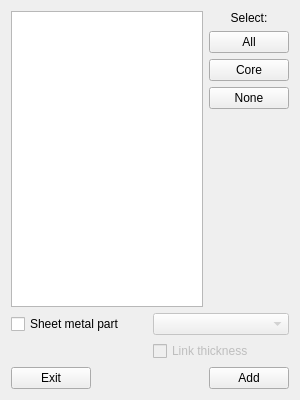
Qt form repo/ui/properties.ui (GS90/addFC) before a commit.
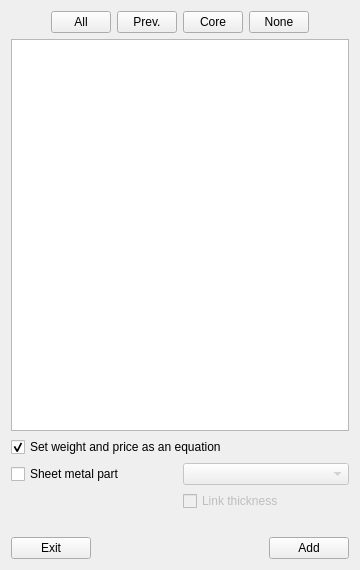
The same form after that commit.

Diff of the .ui file:
```diff
--- a/repo/ui/properties.ui
+++ b/repo/ui/properties.ui
@@ -7,14 +7,14 @@
    <rect>
     <x>0</x>
     <y>0</y>
-    <width>300</width>
-    <height>400</height>
+    <width>360</width>
+    <height>570</height>
    </rect>
   </property>
   <property name="minimumSize">
    <size>
-    <width>300</width>
-    <height>400</height>
+    <width>360</width>
+    <height>560</height>
    </size>
   </property>
   <property name="windowTitle">
@@ -22,41 +22,56 @@
   </property>
   <layout class="QVBoxLayout" name="verticalLayout">
    <item>
-    <layout class="QHBoxLayout" name="horizontalLayoutMain">
+    <layout class="QVBoxLayout" name="Main">
      <item>
-      <widget class="QListView" name="listView">
-       <property name="editTriggers">
-        <set>QAbstractItemView::NoEditTriggers</set>
-       </property>
-       <property name="alternatingRowColors">
-        <bool>true</bool>
-       </property>
-       <property name="selectionMode">
-        <enum>QAbstractItemView::SingleSelection</enum>
-       </property>
-      </widget>
-     </item>
-     <item>
-      <layout class="QVBoxLayout" name="verticalLayoutSelect">
+      <layout class="QHBoxLayout" name="Select">
        <item>
-        <widget class="QLabel" name="label">
-         <property name="text">
-          <string>Select:</string>
+        <spacer name="Left">
+         <property name="orientation">
+          <enum>Qt::Horizontal</enum>
          </property>
-         <property name="alignment">
-          <set>Qt::AlignCenter</set>
+         <property name="sizeHint" stdset="0">
+          <size>
+           <width>20</width>
+           <height>20</height>
+          </size>
          </property>
-        </widget>
+        </spacer>
        </item>
        <item>
         <widget class="QPushButton" name="pushButtonAll">
+         <property name="maximumSize">
+          <size>
+           <width>60</width>
+           <height>16777215</height>
+          </size>
+         </property>
          <property name="text">
           <string>All</string>
          </property>
         </widget>
        </item>
+       <item>
+        <widget class="QPushButton" name="pushButtonPrev">
+         <property name="maximumSize">
+          <size>
+           <width>60</width>
+           <height>16777215</height>
+          </size>
+         </property>
+         <property name="text">
+          <string>Prev.</string>
+         </property>
+        </widget>
+       </item>
        <item>
         <widget class="QPushButton" name="pushButtonCore">
+         <property name="maximumSize">
+          <size>
+           <width>60</width>
+           <height>16777215</height>
+          </size>
+         </property>
          <property name="text">
           <string>Core</string>
          </property>
@@ -64,30 +79,90 @@
        </item>
        <item>
         <widget class="QPushButton" name="pushButtonNone">
+         <property name="maximumSize">
+          <size>
+           <width>60</width>
+           <height>16777215</height>
+          </size>
+         </property>
          <property name="text">
           <string>None</string>
          </property>
         </widget>
        </item>
        <item>
-        <spacer name="verticalSpacer">
+        <spacer name="Right">
          <property name="orientation">
-          <enum>Qt::Vertical</enum>
+          <enum>Qt::Horizontal</enum>
          </property>
          <property name="sizeHint" stdset="0">
           <size>
            <width>20</width>
-           <height>40</height>
+           <height>20</height>
           </size>
          </property>
         </spacer>
        </item>
       </layout>
      </item>
+     <item>
+      <widget class="QTableWidget" name="tableWidget">
+       <property name="editTriggers">
+        <set>QAbstractItemView::CurrentChanged</set>
+       </property>
+       <property name="alternatingRowColors">
+        <bool>false</bool>
+       </property>
+       <property name="selectionMode">
+        <enum>QAbstractItemView::SingleSelection</enum>
+       </property>
+       <property name="wordWrap">
+        <bool>false</bool>
+       </property>
+       <property name="cornerButtonEnabled">
+        <bool>false</bool>
+       </property>
+       <attribute name="horizontalHeaderVisible">
+        <bool>false</bool>
+       </attribute>
+       <attribute name="horizontalHeaderMinimumSectionSize">
+        <number>100</number>
+       </attribute>
+       <attribute name="horizontalHeaderHighlightSections">
+        <bool>false</bool>
+       </attribute>
+       <attribute name="verticalHeaderVisible">
+        <bool>false</bool>
+       </attribute>
+       <attribute name="verticalHeaderMinimumSectionSize">
+        <number>22</number>
+       </attribute>
+       <attribute name="verticalHeaderHighlightSections">
+        <bool>false</bool>
+       </attribute>
+      </widget>
+     </item>
     </layout>
    </item>
    <item>
-    <layout class="QGridLayout" name="gridLayout">
+    <widget class="QCheckBox" name="checkBoxEq">
+     <property name="text">
+      <string>Set weight and price as an equation</string>
+     </property>
+     <property name="checked">
+      <bool>true</bool>
+     </property>
+    </widget>
+   </item>
+   <item>
+    <layout class="QGridLayout" name="SMP">
+     <item row="1" column="1">
+      <widget class="QComboBox" name="comboBoxSMP">
+       <property name="enabled">
+        <bool>false</bool>
+       </property>
+      </widget>
+     </item>
      <item row="1" column="0">
       <widget class="QCheckBox" name="checkBoxSMP">
        <property name="text">
@@ -95,13 +170,6 @@
        </property>
       </widget>
      </item>
-     <item row="1" column="1">
-      <widget class="QComboBox" name="comboBoxSMP">
-       <property name="enabled">
-        <bool>false</bool>
-       </property>
-      </widget>
-     </item>
      <item row="2" column="1">
       <widget class="QCheckBox" name="checkBoxLT">
        <property name="enabled">
@@ -115,7 +183,20 @@
     </layout>
    </item>
    <item>
-    <layout class="QHBoxLayout" name="horizontalLayout">
+    <widget class="QLabel" name="info">
+     <property name="styleSheet">
+      <string notr="true">color: #aa0000</string>
+     </property>
+     <property name="text">
+      <string/>
+     </property>
+     <property name="alignment">
+      <set>Qt::AlignCenter</set>
+     </property>
+    </widget>
+   </item>
+   <item>
+    <layout class="QHBoxLayout" name="Control">
      <item>
       <widget class="QPushButton" name="pushButtonExit">
        <property name="text">
```
Left out of the diff: 4 changed lines with no effect on the pictures.
